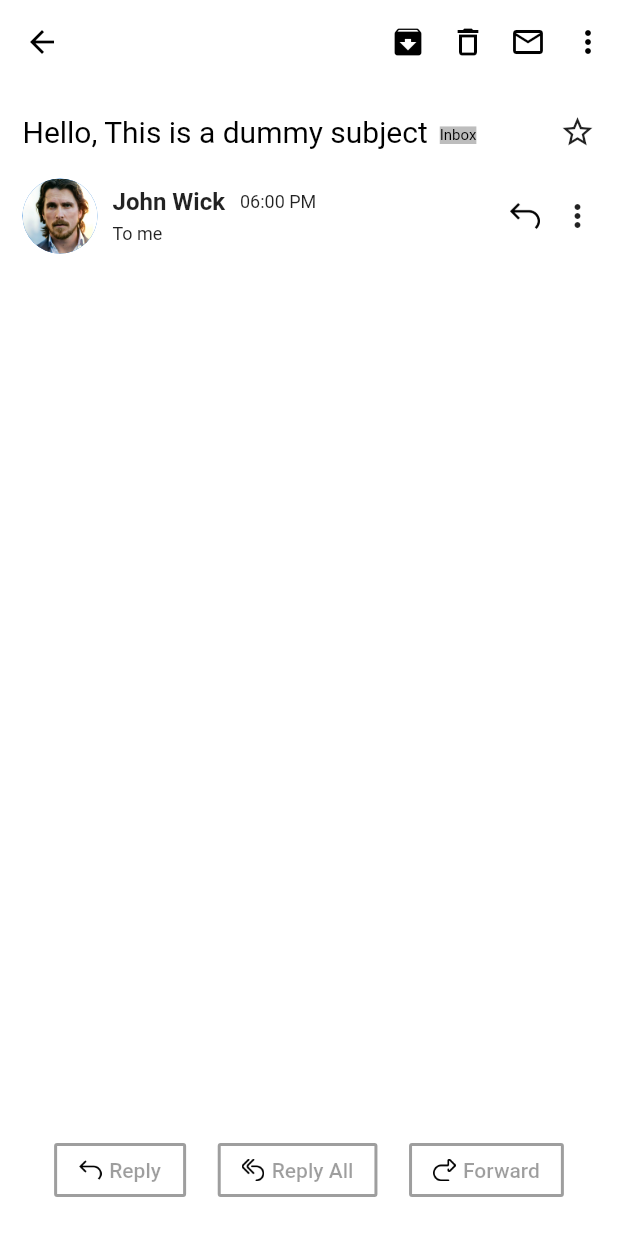
After one commit to iambaljeet/gmail_clone, a Flutter app: the screen it shows after launch, after a tap on "Hello", on a phone screen of 412 x 824 dp. The commit adds this screen. Run offline on Flutter 3.47's test engine with Material 2 defaults, Android fonts, the phone set to English and light mode, and no system bars.

Commit message:
"Updated Detail Screen"

```diff
--- /dev/null
+++ b/lib/detail.dart
@@ -0,0 +1,244 @@
+import 'package:flutter/material.dart';
+
+class DetailScreen extends StatelessWidget {
+  @override
+  Widget build(BuildContext context) {
+    return Scaffold(
+      backgroundColor: Colors.white,
+      appBar: AppBar(
+        backgroundColor: Colors.white,
+        iconTheme: IconThemeData(color: Colors.black),
+        elevation: 0.0,
+        leading: GestureDetector(
+          child: Icon(Icons.arrow_back),
+          onTap: () {
+            Navigator.of(context).pop(false);
+          },
+        ),
+        actions: <Widget>[
+          Padding(
+            padding: const EdgeInsets.all(8.0),
+            child: Icon(Icons.archive),
+          ),
+          Padding(
+            padding: const EdgeInsets.all(8.0),
+            child: Icon(Icons.delete_outline),
+          ),
+          Padding(
+            padding: const EdgeInsets.all(8.0),
+            child: Icon(Icons.mail_outline),
+          ),
+          Padding(
+            padding: const EdgeInsets.all(8.0),
+            child: Icon(Icons.more_vert),
+          ),
+        ],
+      ),
+      body: Padding(
+        padding: const EdgeInsets.fromLTRB(15, 10, 15, 10),
+        child: DetailBody(),
+      ),
+    );
+  }
+}
+
+class DetailBody extends StatelessWidget {
+  @override
+  Widget build(BuildContext context) {
+    return Container(
+      child: Padding(
+        padding: const EdgeInsets.fromLTRB(0, 10, 0, 10),
+        child: Column(
+          children: <Widget>[
+            Row(
+              mainAxisAlignment: MainAxisAlignment.start,
+              crossAxisAlignment: CrossAxisAlignment.start,
+              children: <Widget>[
+                Expanded(
+                  child: Row(
+                    crossAxisAlignment: CrossAxisAlignment.start,
+                    children: <Widget>[
+                      Flexible(
+                        child: Text(
+                          'Hello, This is a dummy subject',
+                          style: TextStyle(color: Colors.black, fontSize: 20.0),
+                          maxLines: 3,
+                          overflow: TextOverflow.ellipsis,
+                        ),
+                      ),
+                      Padding(
+                        padding: const EdgeInsets.all(8.0),
+                        child: Text(
+                          'Inbox',
+                          style: TextStyle(
+                              backgroundColor: Colors.grey[400],
+                              color: Colors.black,
+                              fontSize: 10.0),
+                        ),
+                      ),
+                    ],
+                  ),
+                ),
+                Icon(Icons.star_border),
+              ],
+            ),
+            Padding(
+              padding: const EdgeInsets.only(top: 15.0),
+              child: Row(
+                children: <Widget>[_startWidget(), _endWidget()],
+              ),
+            ),
+            SizedBox(
+              height: 10,
+            ),
+            Expanded(
+              child: Container(
+                color: Colors.white,
+              ),
+            ),
+            SizedBox(
+              height: 10,
+            ),
+            Row(
+              mainAxisAlignment: MainAxisAlignment.spaceEvenly,
+              children: <Widget>[
+                OutlineButton(
+                  child: Row(
+                    children: <Widget>[
+                      Image.asset(
+                        'assets/images/reply.png',
+                        height: 15,
+                        width: 15,
+                      ),
+                      SizedBox(
+                        width: 5,
+                      ),
+                      Text('Reply'),
+                    ],
+                  ),
+                  onPressed: null,
+                  borderSide: BorderSide(
+                      color: Colors.grey, width: 2, style: BorderStyle.solid),
+                ),
+                OutlineButton(
+                  child: Row(
+                    children: <Widget>[
+                      Image.asset(
+                        'assets/images/reply-all.png',
+                        height: 15,
+                        width: 15,
+                      ),
+                      SizedBox(
+                        width: 5,
+                      ),
+                      Text('Reply All'),
+                    ],
+                  ),
+                  onPressed: null,
+                  borderSide: BorderSide(
+                      color: Colors.grey, width: 2, style: BorderStyle.solid),
+                ),
+                OutlineButton(
+                  child: Row(
+                    children: <Widget>[
+                      Image.asset(
+                        'assets/images/forward.png',
+                        height: 15,
+                        width: 15,
+                      ),
+                      SizedBox(
+                        width: 5,
+                      ),
+                      Text('Forward'),
+                    ],
+                  ),
+                  onPressed: null,
+                  borderSide: BorderSide(
+                      color: Colors.grey, width: 2, style: BorderStyle.solid),
+                ),
+              ],
+            ),
+          ],
+        ),
+      ),
+    );
+  }
+
+  _startWidget() {
+    return new Container(
+      child: Row(
+        children: <Widget>[
+          CircleAvatar(
+            backgroundImage: AssetImage('assets/images/1.jpg'),
+            radius: 25.0,
+          ),
+          SizedBox(
+            width: 10.0,
+          ),
+        ],
+      ),
+    );
+  }
+
+  _endWidget() {
+    return new Container(
+      child: Expanded(
+        child: Row(
+          children: <Widget>[
+            Expanded(
+              child: Column(
+                crossAxisAlignment: CrossAxisAlignment.start,
+                children: <Widget>[
+                  Row(
+                    children: <Widget>[
+                      Text(
+                        'John Wick',
+                        maxLines: 1,
+                        overflow: TextOverflow.ellipsis,
+                        textAlign: TextAlign.left,
+                        style: TextStyle(
+                            fontSize: 16.0, fontWeight: FontWeight.bold),
+                      ),
+                      SizedBox(
+                        width: 10,
+                      ),
+                      Text(
+                        '06:00 PM',
+                        maxLines: 1,
+                        overflow: TextOverflow.ellipsis,
+                        textAlign: TextAlign.left,
+                        style: TextStyle(fontSize: 12.0),
+                      ),
+                    ],
+                  ),
+                  SizedBox(
+                    height: 5.0,
+                  ),
+                  Text(
+                    'To me',
+                    maxLines: 1,
+                    overflow: TextOverflow.ellipsis,
+                    textAlign: TextAlign.left,
+                    style: TextStyle(fontSize: 12.0),
+                  ),
+                ],
+              ),
+            ),
+            Image.asset(
+              'assets/images/reply.png',
+              height: 20,
+              width: 20,
+            ),
+            SizedBox(
+              width: 5,
+            ),
+            SizedBox(
+              width: 8,
+            ),
+            Icon(Icons.more_vert),
+          ],
+        ),
+      ),
+    );
+  }
+}
--- a/lib/main.dart
+++ b/lib/main.dart
@@ -2,6 +2,7 @@ import 'dart:math';
 
 import 'package:flutter/cupertino.dart';
 import 'package:flutter/material.dart';
+import 'package:gmail_clone/detail.dart';
 
 void main() => runApp(MyApp());
 
@@ -36,17 +37,17 @@ class _MyHomePageState extends State<MyHomePage> {
         ],
       ),
       floatingActionButton: FloatingActionButton(
-        backgroundColor: Colors.white,
-        child: Icon(
-          Icons.add,
-          color: Colors.blue,
-        ),
-      ),
+          backgroundColor: Colors.white,
+          child: Image.asset(
+            'assets/images/fab_icon.png',
+            width: 25,
+            height: 25,
+          )),
     );
   }
 
   // replace this function with the code in the examples
-  Widget _myListView(BuildContext context) {
+  Widget _myListView(BuildContext buildContext) {
     String imageIndex;
     List list = new List(20);
 
@@ -87,8 +88,16 @@ class ListItem extends StatelessWidget {
   Widget build(BuildContext context) {
     return Padding(
       padding: EdgeInsets.fromLTRB(8.0, paddingTop, 8.0, paddingBottom),
-      child: Row(
-        children: <Widget>[_startWidget(image), _endWidget()],
+      child: GestureDetector(
+        onTap: () {
+          Navigator.push(
+            context,
+            MaterialPageRoute(builder: (context) => DetailScreen()),
+          );
+        },
+        child: Row(
+          children: <Widget>[_startWidget(image), _endWidget()],
+        ),
       ),
     );
   }
```
Also changed, not shown: assets/images/fab_icon.png (added), assets/images/forward.png (added), assets/images/reply-all.png (added), assets/images/reply.png (added).
